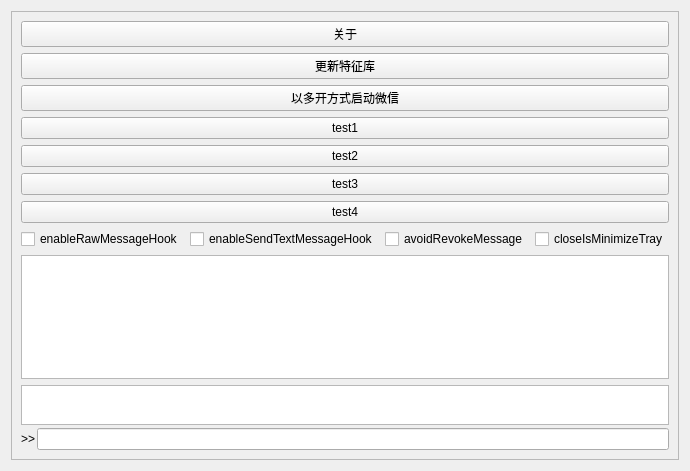
This is src/wxbox/ui/mainwindow.ui in 12CrazyPaul21/WxBox as Qt 5 draws it before an edit. The edited form follows.
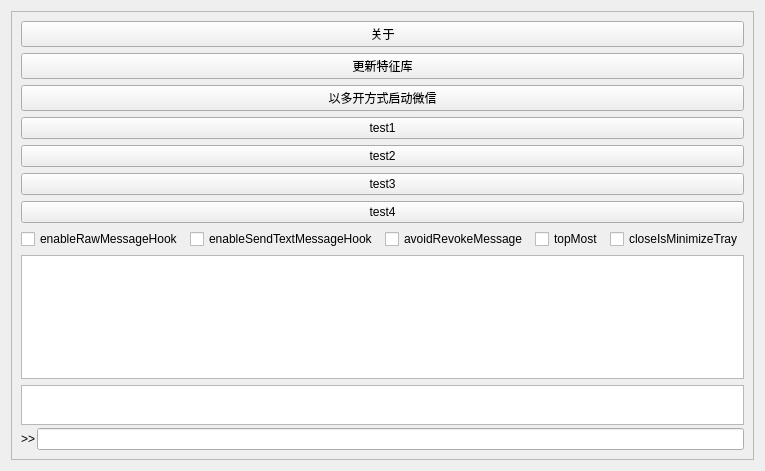
This is the edited form. Custom widgets are drawn as their Qt base class.

Commit message: feat(ui): 加入控制wxbox窗口是否topmost开关

Patch:
```diff
--- a/src/wxbox/ui/mainwindow.ui
+++ b/src/wxbox/ui/mainwindow.ui
@@ -95,6 +95,13 @@
           </property>
          </widget>
         </item>
+        <item>
+         <widget class="QCheckBox" name="topMost">
+          <property name="text">
+           <string>topMost</string>
+          </property>
+         </widget>
+        </item>
         <item>
          <widget class="QCheckBox" name="closeIsMinimizeTray">
           <property name="text">
```
The commit also changes 6 other files.
